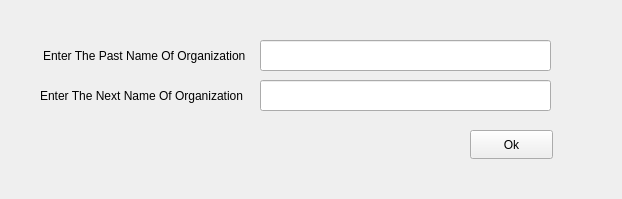
NimaGhasemi1383/IUT_AP_PROJECT, file editteam.ui: the form before one commit.
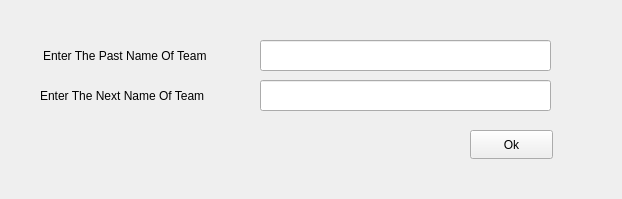
The form after the commit.

```diff
--- a/editteam.ui
+++ b/editteam.ui
@@ -27,7 +27,7 @@
 font: 700 9pt &quot;Segoe UI&quot;;</string>
    </property>
    <property name="text">
-    <string>Enter The Past Name Of Organization</string>
+    <string>Enter The Past Name Of Team</string>
    </property>
   </widget>
   <widget class="QPushButton" name="pushButton_ok">
@@ -79,7 +79,7 @@
     <string notr="true">font: 700 9pt &quot;Segoe UI&quot;;</string>
    </property>
    <property name="text">
-    <string>Enter The Next Name Of Organization</string>
+    <string>Enter The Next Name Of Team</string>
    </property>
   </widget>
  </widget>
```
